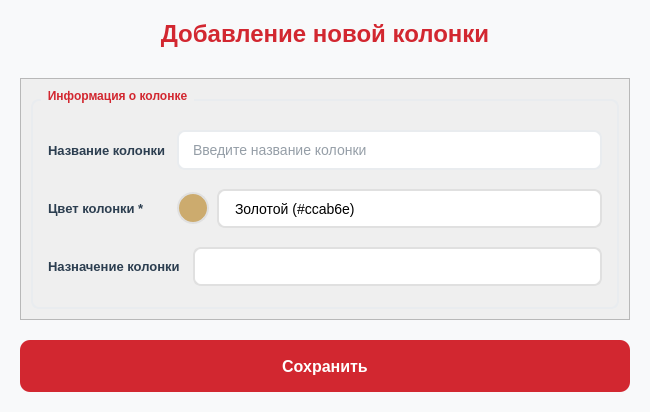
lerakaplich/TaskPlanner2, file ui/settings/columns/column_dialog.ui: the form before one commit.
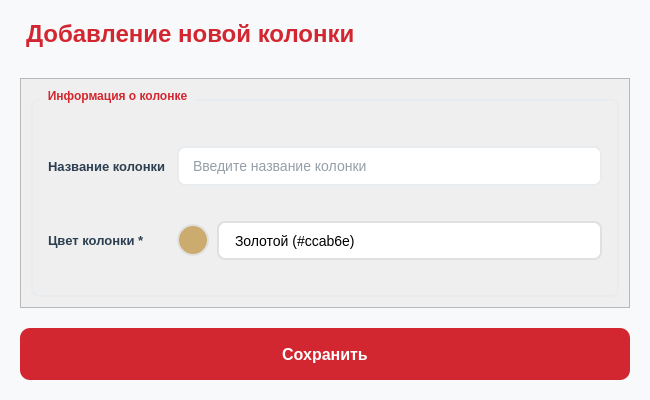
The form after the commit. Icons and pictures are not drawn.

```diff
--- a/ui/settings/columns/column_dialog.ui
+++ b/ui/settings/columns/column_dialog.ui
@@ -7,7 +7,7 @@
     <x>0</x>
     <y>0</y>
     <width>650</width>
-    <height>412</height>
+    <height>400</height>
    </rect>
   </property>
   <property name="minimumSize">
@@ -237,9 +237,6 @@
      <property name="text">
       <string>Добавление новой колонки</string>
      </property>
-     <property name="alignment">
-      <set>Qt::AlignmentFlag::AlignCenter</set>
-     </property>
     </widget>
    </item>
    <item>
@@ -253,7 +250,7 @@
         <x>0</x>
         <y>0</y>
         <width>608</width>
-        <height>236</height>
+        <height>227</height>
        </rect>
       </property>
       <layout class="QVBoxLayout" name="verticalLayoutScroll">
@@ -401,10 +398,7 @@
                  </string>
                 </property>
                 <property name="frameShape">
-                 <enum>QFrame::Shape::StyledPanel</enum>
-                </property>
-                <property name="frameShadow">
-                 <enum>QFrame::Shadow::Raised</enum>
+                 <enum>QFrame::NoFrame</enum>
                 </property>
                </widget>
               </item>
@@ -455,61 +449,6 @@
             </item>
            </layout>
           </item>
-          <item>
-           <layout class="QHBoxLayout" name="horizontalLayoutColor_2">
-            <property name="spacing">
-             <number>10</number>
-            </property>
-            <item>
-             <widget class="QLabel" name="labelAssigment">
-              <property name="sizePolicy">
-               <sizepolicy hsizetype="Minimum" vsizetype="Preferred">
-                <horstretch>0</horstretch>
-                <verstretch>0</verstretch>
-               </sizepolicy>
-              </property>
-              <property name="minimumSize">
-               <size>
-                <width>119</width>
-                <height>0</height>
-               </size>
-              </property>
-              <property name="maximumSize">
-               <size>
-                <width>135</width>
-                <height>50</height>
-               </size>
-              </property>
-              <property name="text">
-               <string>Назначение колонки *</string>
-              </property>
-              <property name="required" stdset="0">
-               <bool>true</bool>
-              </property>
-             </widget>
-            </item>
-            <item>
-             <layout class="QHBoxLayout" name="colorSelectionLayout_2">
-              <property name="spacing">
-               <number>8</number>
-              </property>
-              <item>
-               <widget class="QComboBox" name="comboBoxAssigment">
-                <property name="minimumSize">
-                 <size>
-                  <width>200</width>
-                  <height>39</height>
-                 </size>
-                </property>
-                <property name="currentIndex">
-                 <number>-1</number>
-                </property>
-               </widget>
-              </item>
-             </layout>
-            </item>
-           </layout>
-          </item>
          </layout>
         </widget>
        </item>
```
